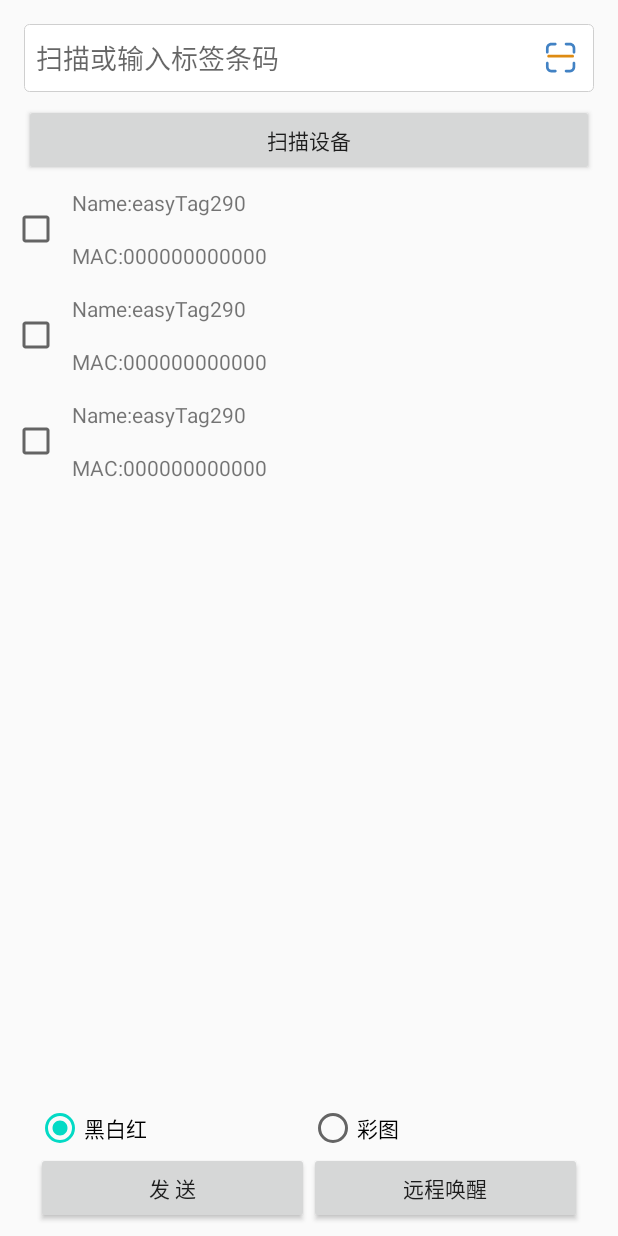
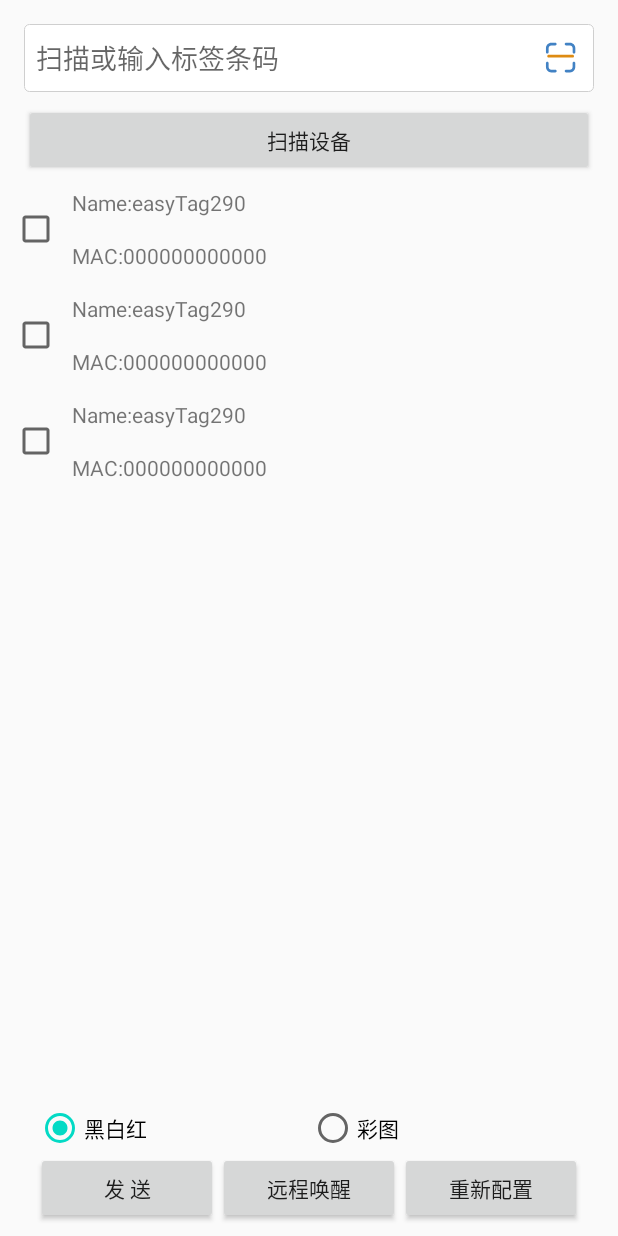
Before and after one commit to YuanJianTing/etag-ble, an Android app: the layout activity_main.xml on its own in the app's theme, with its tools: preview values and no code run, on a phone screen of 412 x 824 dp. Run offline under Robolectric (Android 15) with nearby library versions, the phone set to English and light mode, and no system bars.

Commit message:
添加标签配置修改功能

```diff
--- a/app/src/main/res/layout/activity_main.xml
+++ b/app/src/main/res/layout/activity_main.xml
@@ -117,6 +117,14 @@
                 android:text="远程唤醒"
                 />
 
+            <Button
+                android:id="@+id/btn_config"
+                android:layout_width="0dp"
+                android:layout_weight="1"
+                android:layout_height="wrap_content"
+                android:text="重新配置"
+                />
+
         </LinearLayout>
 
 
```
Also changed, not shown: app/src/main/java/com/etag/ble/MainActivity.java (+50 -3 lines), app/libs/eBLESdk_1.0.8.jar (added), 1 other file.
